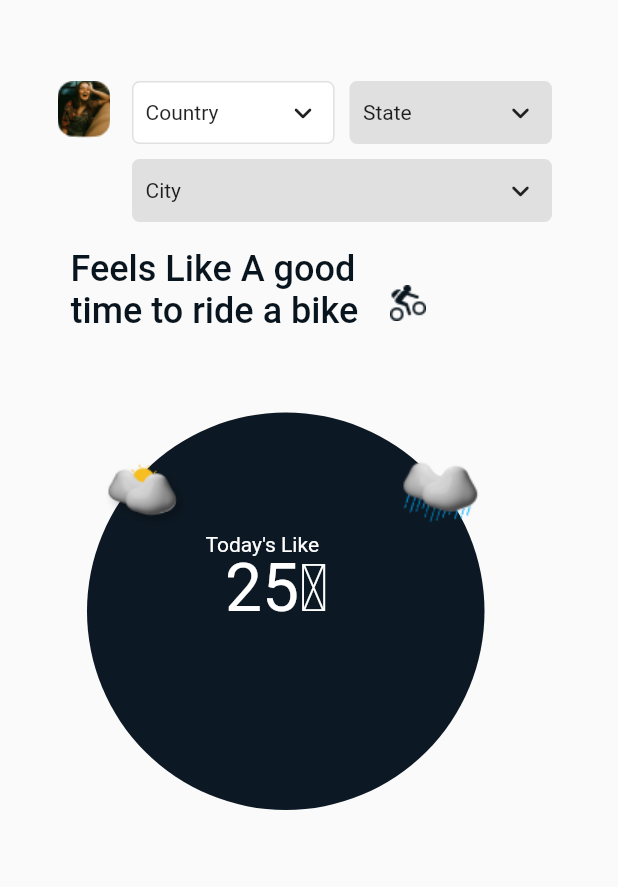
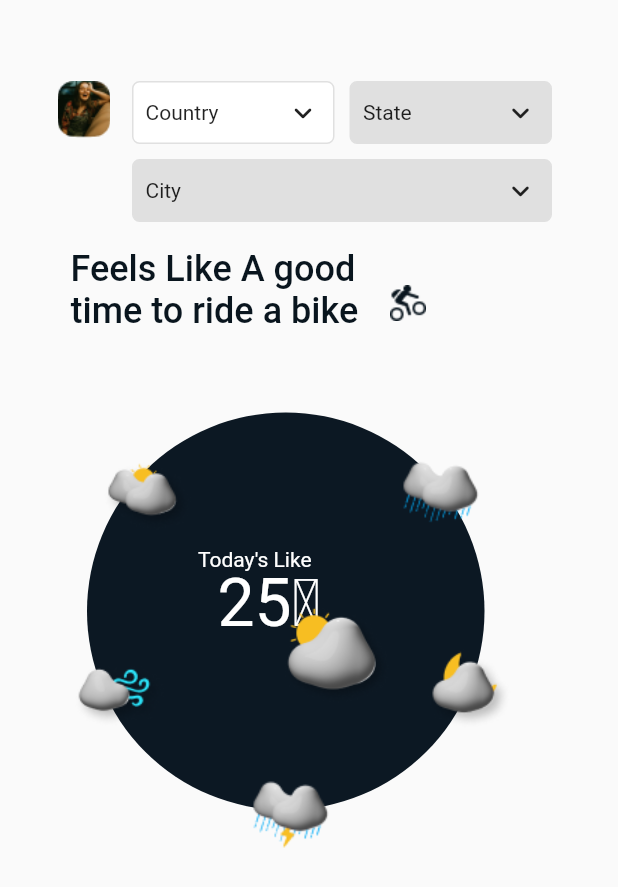
Before and after one commit to siegfred14/flutter_weather, a Flutter app: the Home screen opened directly, on a phone screen of 412 x 824 dp. Shown: the top 887 px of the screen. Run offline on Flutter 3.47's test engine with Material 2 defaults, Android fonts, the phone set to English and light mode, and no system bars; drawn by our look-alikes of csc_picker; our stand-ins replace get_it; Roboto replaces fonts that are missing (Poppins, poppins).

Commit message:
temperature widget completed

```diff
--- a/lib/ui/home/home1.dart
+++ b/lib/ui/home/home1.dart
@@ -120,8 +120,8 @@ class _HomeState extends State<Home> {
               ),
             ),
             Positioned(
-              top: 345,
-              left: 127,
+              top: 355,
+              left: 122,
               width: 83,
               height: 21,
               child: Container(
@@ -140,8 +140,8 @@ class _HomeState extends State<Home> {
               ),
             ),
             Positioned(
-              top: 356,
-              left: 140,
+              top: 366,
+              left: 135,
               width: 71,
               height: 66,
               child: Container(
@@ -154,6 +154,50 @@ class _HomeState extends State<Home> {
                         fontSize: 44,
                         fontFamily: "Poppins",
                         fontWeight: FontWeight.w400)),
+              ),
+            ),
+            Positioned(
+              top: 420,
+              left: 37,
+              width: 65,
+              height: 65,
+              child: Container(
+                width: 65,
+                height: 65,
+                child: Image.asset("assets/images/windy_icon.png"),
+              ),
+            ),
+            Positioned(
+              top: 385,
+              left: 172,
+              width: 85,
+              height: 85,
+              child: Container(
+                width: 85,
+                height: 85,
+                child: Image.asset("assets/images/sunrise.png"),
+              ),
+            ),
+            Positioned(
+              top: 420,
+              left: 270,
+              width: 65,
+              height: 65,
+              child: Container(
+                width: 65,
+                height: 65,
+                child: Image.asset("assets/images/clear_night_icon.png"),
+              ),
+            ),
+            Positioned(
+              top: 488,
+              left: 140,
+              width: 85,
+              height: 85,
+              child: Container(
+                width: 85,
+                height: 85,
+                child: Image.asset("assets/images/thunderstorm_icon.png"),
               ),
             ),
             // Positioned(
```
